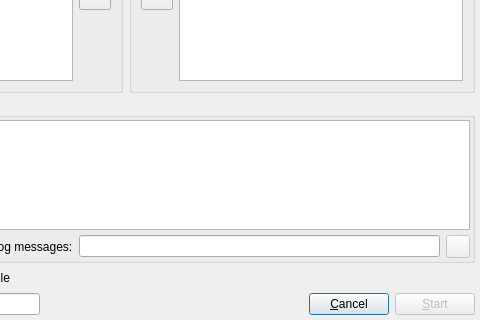
The window that src/TransplantExif/TransplantExifDialog.ui (LuminanceHDR/LuminanceHDR) describes before a commit, drawn with Qt 5; both pictures show x 228 to 708 and y 166 to 486 of the 708 by 486 pixel window.
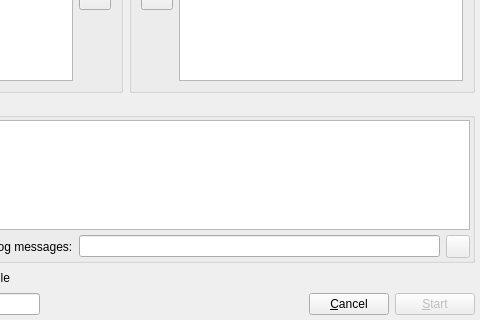
The same window after the commit. Icons and pictures are not drawn.

Commit message: [UI]: remove autodefault property from many QPushButtons in Dialogs avoiding accidentely closing them hitting Enter. Tab Order fix in some Dialogs.

What changed in the file:
```diff
--- a/src/TransplantExif/TransplantExifDialog.ui
+++ b/src/TransplantExif/TransplantExifDialog.ui
@@ -522,6 +522,9 @@
        <property name="text">
         <string>&amp;Cancel</string>
        </property>
+       <property name="autoDefault">
+        <bool>false</bool>
+       </property>
       </widget>
      </item>
      <item>
```
Left out of the diff: 14 changed lines with no effect on the pictures. The commit also changes 7 other files.
